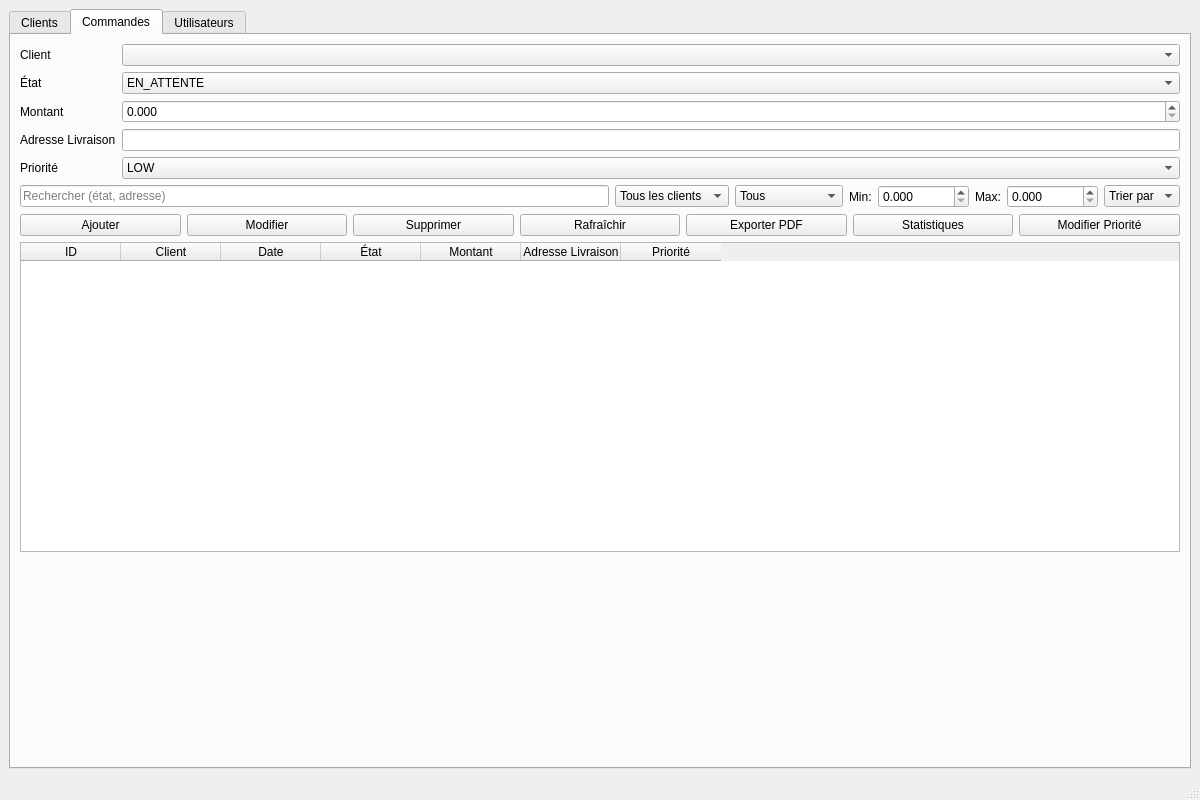
The window that mainwindow.ui (Nadhir13/projet_logi) describes before a commit, drawn with Qt 5.
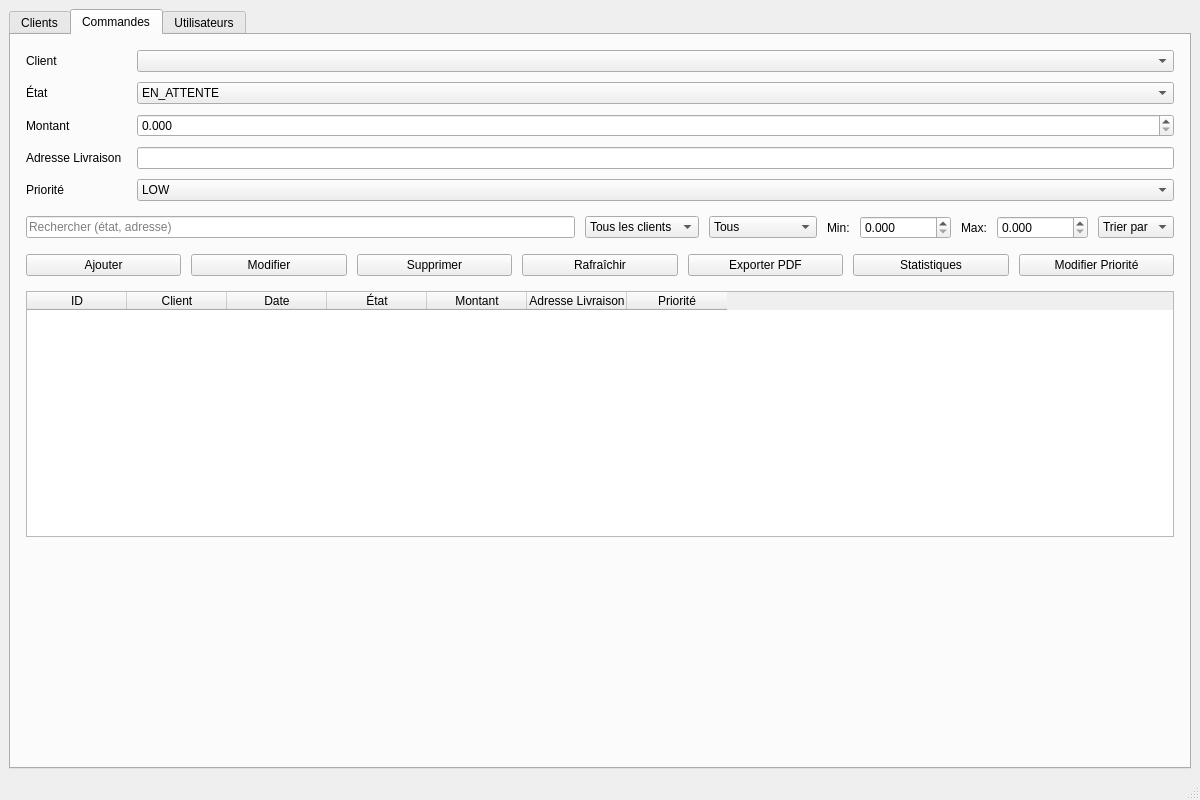
The same window after the commit.

Patch:
```diff
--- a/mainwindow.ui
+++ b/mainwindow.ui
@@ -290,8 +290,29 @@
         <string>Commandes</string>
        </attribute>
        <layout class="QVBoxLayout" name="vlo">
+        <property name="spacing">
+         <number>15</number>
+        </property>
+        <property name="leftMargin">
+         <number>15</number>
+        </property>
+        <property name="topMargin">
+         <number>15</number>
+        </property>
+        <property name="rightMargin">
+         <number>15</number>
+        </property>
+        <property name="bottomMargin">
+         <number>15</number>
+        </property>
         <item>
          <layout class="QFormLayout" name="formOrder">
+          <property name="horizontalSpacing">
+           <number>15</number>
+          </property>
+          <property name="verticalSpacing">
+           <number>10</number>
+          </property>
           <item row="0" column="0">
            <widget class="QLabel" name="lblClient">
             <property name="text">
@@ -395,6 +416,9 @@
         </item>
         <item>
          <layout class="QHBoxLayout" name="filterRowOrder">
+          <property name="spacing">
+           <number>10</number>
+          </property>
           <item>
            <widget class="QLineEdit" name="leSearchOrder">
             <property name="placeholderText">
@@ -506,6 +530,9 @@
         </item>
         <item>
          <layout class="QHBoxLayout" name="btnRowOrder">
+          <property name="spacing">
+           <number>10</number>
+          </property>
           <item>
            <widget class="QPushButton" name="btnAddOrd">
             <property name="text">
```
Left out of the diff: 54 changed lines with no effect on the pictures.
